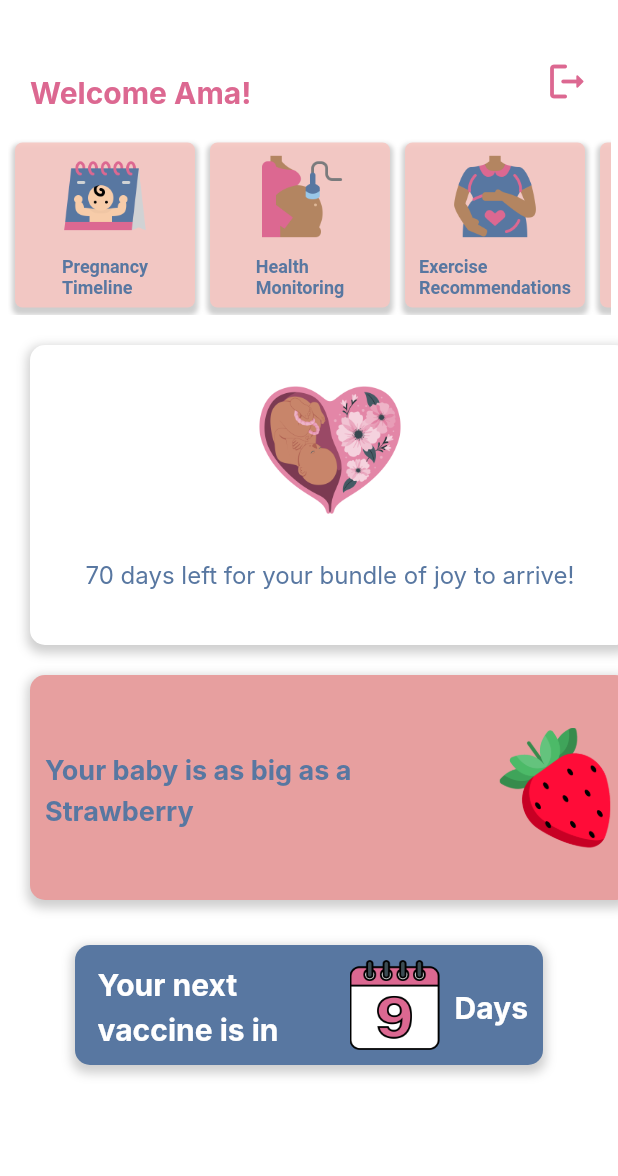
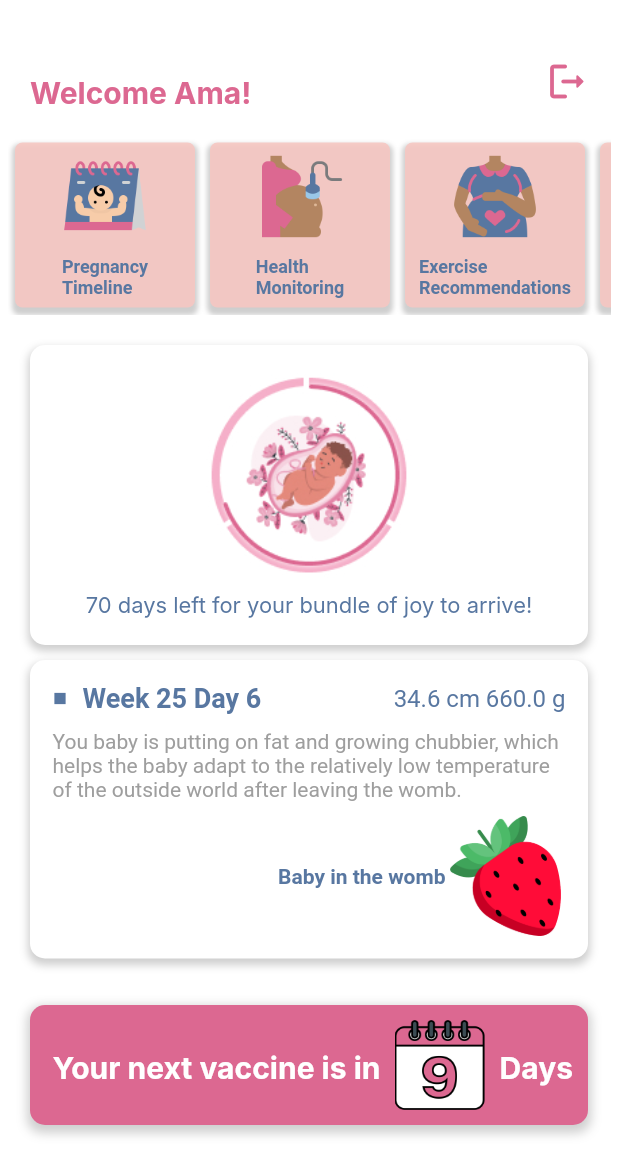
Before and after one commit to Health-Project-Y3/frontend, a Flutter app: the PregnancyHomeView screen opened directly, on a phone screen of 412 x 824 dp. Shown: the top 1176 px of the screen. Run offline on Flutter 3.47's test engine with Material 2 defaults, Android fonts, the phone set to English and light mode, and no system bars; our stand-ins replace fl_chart, flutter_custom_clippers, shared_preferences, sqflite; accounts and stored records are empty; Roboto replaces fonts that are missing (Inter, Montserrat).

Commit message:
pregnancy main page, UI updates

```diff
--- a/thurula/lib/views/pregnancy_home_view.dart
+++ b/thurula/lib/views/pregnancy_home_view.dart
@@ -278,9 +278,12 @@ class PregnancyHomeView extends StatelessWidget {
               ),
             ),
           ),
+
+          // days left
           Positioned(
             top: 230,
             left: 20,
+            right: 20,
             child: Container(
               width: 400,
               height: 200,
@@ -290,98 +293,139 @@ class PregnancyHomeView extends StatelessWidget {
                 boxShadow: [
                   BoxShadow(
                     color: Colors.grey.withOpacity(0.5),
-                      spreadRadius: 2,
-                      blurRadius: 5,
+                    spreadRadius: 1,
+                    blurRadius: 4,
                     offset: const Offset(0, 3),
                   ),
                 ],
               ),
               child: Center(
+                child: FittedBox(
+                  fit: BoxFit.contain, // Scale the content to fit within the container
                   child: Column(
                     children: [
                       Padding(
-                        padding: const EdgeInsets.all(
-                            10.0), // change this to the desired amount of padding
+                        // padding top
+                        padding: const EdgeInsets.only(top: 20.0, bottom: 10.0),
                         child: ClipRRect(
                           child: Image.asset(
-                              'assets/images/pregnancy-home/countdown.png',
-                              height: 120),
+                            'assets/images/pregnancy-home/countdown1.jpg',
+                            height: 150,
                           ),
                         ),
-                      const Expanded(
+                      ),
+                      const Padding(
+                        padding: EdgeInsets.only(bottom: 20.0),
                         child: Text(
                         '70 days left for your bundle of joy to arrive!',
                         style: TextStyle(
                           color: Color.fromARGB(255, 88, 119, 161),
                           fontSize: 16.0,
-                            height: 1.5,
                           fontFamily: 'Inter',
-                          ), // change this to the desired text color
+                          ),
+                        ),
+                      )
+                    ],
+                  ),
+                ),
+              ),
+            ),
+          ),
+
+          // baby size
+          Positioned(
+            top: 440,
+            left: 20,
+            right: 20,
+            child: IntrinsicHeight(
+              child: Container(
+              width: 400,
+              // height: 200,
+              decoration: BoxDecoration(
+                color: Colors.white,
+                borderRadius: BorderRadius.circular(10.0),
+                boxShadow: [
+                  BoxShadow(
+                    color: Colors.grey.withOpacity(0.5),
+                    spreadRadius: 1,
+                    blurRadius: 4,
+                    offset: const Offset(0, 3),
+                  ),
+                ],
+              ),
+              child: Padding(
+                padding: const EdgeInsets.all(15.0),
+                child: Column(
+                  crossAxisAlignment: CrossAxisAlignment.start,
+                  children: [
+                    const Row(
+                      children: [
+                        Icon(
+                          Icons.square,
+                          size: 10,
+                          color: Color.fromARGB(255, 88, 119, 161),
+                        ),
+                        SizedBox(width: 10),
+                        Text(
+                          'Week 25 Day 6',
+                          style: TextStyle(
+                            fontSize: 18,
+                            fontWeight: FontWeight.bold,
+                            color: Color.fromARGB(255, 88, 119, 161),
+                          ),
+                        ),
+                        Spacer(), // Spacer to push the length and weight to the right
+                        Text(
+                          '34.6 cm 660.0 g',
+                          style: TextStyle(
+                            fontSize: 16,
+                            color: Color.fromARGB(255, 88, 119, 161),
                           ),
                         ),
                       ],
                     ),
+                    const SizedBox(height: 10),
+                    const Text(
+                      'You baby is putting on fat and growing chubbier, which helps the baby adapt to the relatively low temperature of the outside world after leaving the womb.',
+                      style: TextStyle(
+                        fontSize: 14,
+                        color: Colors.grey,
                       ),
-              )),
-          Positioned(
-              top: 450,
-              left: 20,
-              child: Container(
-                width: 400,
-                height: 150,
-                decoration: BoxDecoration(
-                  color: const Color.fromARGB(255, 231, 159, 159),
-                  borderRadius: BorderRadius.circular(10.0),
-                  boxShadow: [
-                    BoxShadow(
-                      color: Colors.grey.withOpacity(0.5),
-                      spreadRadius: 2,
-                      blurRadius: 5,
-                      offset: const Offset(0, 3),
+                    ),
+                    SizedBox(height: 10),
+                    Row(
+                      mainAxisAlignment: MainAxisAlignment.end,
+                      children: [
+                        const Text(
+                          'Baby in the womb',
+                          style: TextStyle(
+                            fontSize: 14,
+                            fontWeight: FontWeight.bold,
+                            color: Color.fromARGB(255, 88, 119, 161),
+                          ),
+                        ),
+                        Image.asset(
+                          'assets/images/pregnancy-home/size.png',
+                          height: 80,
                         ),
                       ],
-                ),
-                child: Center(
-                  child: Row(
-                    children: [
-                      const Expanded(
-                          child: Padding(
-                        padding: EdgeInsets.all(10.0),
-                        child: Text(
-                          'Your baby is as big as a Strawberry',
-                          style: TextStyle(
-                              color: Color.fromARGB(255, 88, 119, 161),
-                              fontSize: 18.0,
-                              height: 1.5,
-                              fontFamily: 'Inter',
-                              fontWeight: FontWeight
-                                  .bold), // change this to the desired text color
-                        ),
-                      )),
-                      Padding(
-                        padding: const EdgeInsets.only(
-                          left: 5.0,
-                          right: 10.0,
-                        ), // change this to the desired amount of padding
-                        child: ClipRRect(
-                          child: Image.asset(
-                              'assets/images/pregnancy-home/size.png',
-                              height: 80),
-                        ),
                     ),
                   ],
                 ),
               ),
-              )),
+            ),
+          ),
+          ),
+
           Positioned(
-              top: 630,
-              left: 50,
-              right: 50,
+              top: 670,
+              left: 20,
+              right: 20,
               child: Container(
                 width: 380,
                 height: 80,
                 decoration: BoxDecoration(
-                  color: const Color.fromARGB(255, 88, 119, 161),
+                  color: const Color.fromARGB(255, 220, 104, 145),
                   borderRadius: BorderRadius.circular(10.0),
                   boxShadow: [
                     BoxShadow(
```
Also changed, not shown: thurula/assets/images/pregnancy-home/countdown1.jpg (added). Lines whose indentation alone changed are shown as unchanged.
